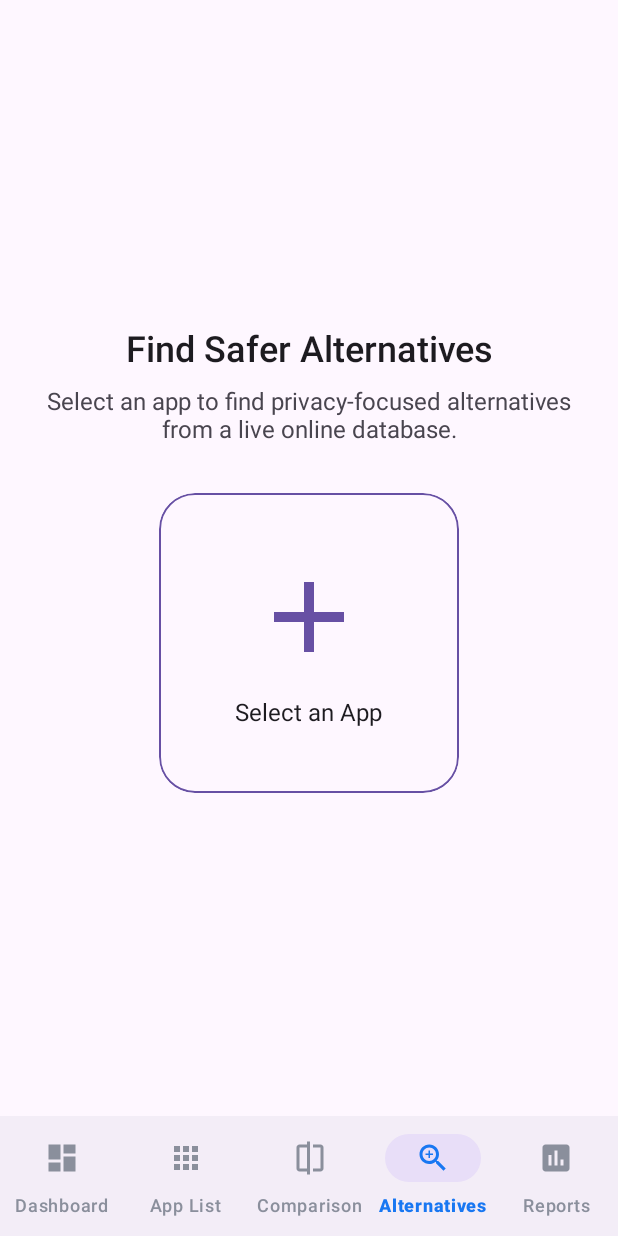
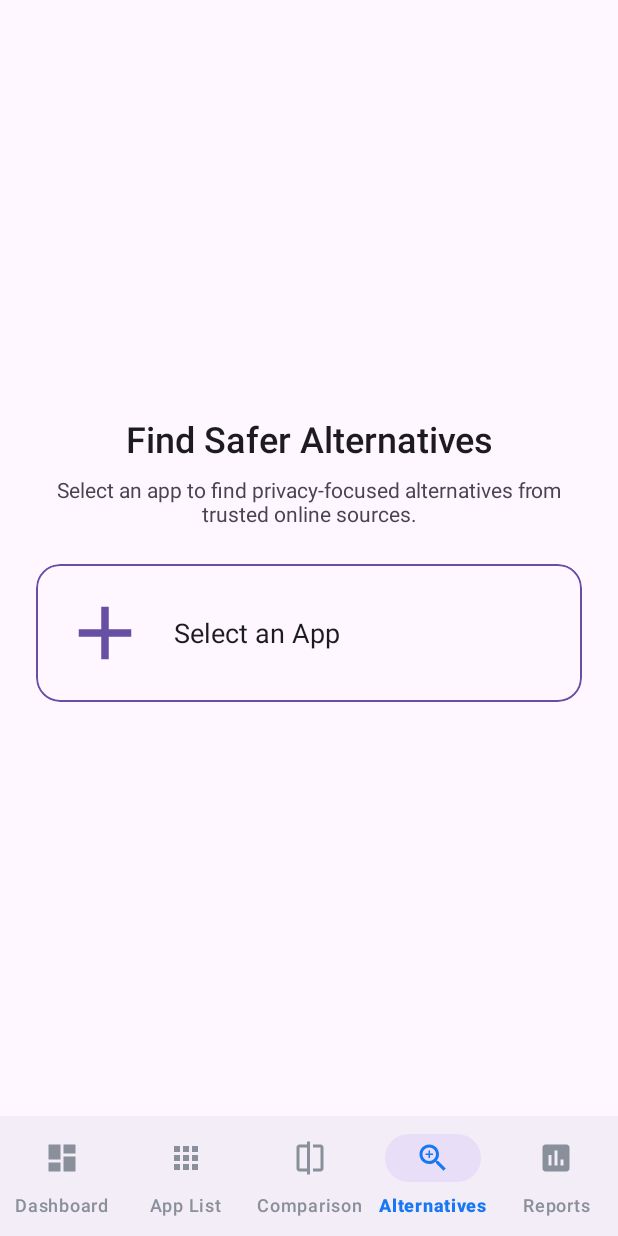
Before and after one commit to dipesh268/privacyScope, an Android app: the AlternativeActivity screen opened directly, with no data from a screen before it, on a phone screen of 412 x 824 dp. Run offline under Robolectric (Android 15) with nearby library versions, the phone set to English and light mode, and no system bars; our stand-ins replace AdMob.

Commit message:
update alternative app find option

```diff
--- a/app/src/main/java/com/example/privacyscope/AppInfo.java
+++ b/app/src/main/java/com/example/privacyscope/AppInfo.java
@@ -21,20 +21,30 @@ public class AppInfo {
     private final Drawable icon;
     private final int riskScore;
     private final RiskLevel riskLevel;
-    private final List<String> dangerousPermissions;
+    private final List<PermissionDetail> dangerousPermissions;
     private final List<String> detectedTrackers;
     private final PackageManager pm;
     private long lastTimeUsed;
     private final Map<String, Long> permissionUsage;
 
+    // Inner class to hold both permission name and its granted state
+    public static class PermissionDetail {
+        public final String name;
+        public final boolean isGranted;
+
+        public PermissionDetail(String name, boolean isGranted) {
+            this.name = name;
+            this.isGranted = isGranted;
+        }
+    }
 
     public AppInfo(PackageInfo packageInfo, PackageManager pm) {
         this.pm = pm;
         this.appName = packageInfo.applicationInfo.loadLabel(pm).toString();
         this.packageName = packageInfo.packageName;
         this.icon = packageInfo.applicationInfo.loadIcon(pm);
-        this.dangerousPermissions = getDangerousPermissions(packageInfo);
-        this.riskScore = calculateRiskScore(dangerousPermissions);
+        this.dangerousPermissions = fetchPermissionDetails(packageInfo);
+        this.riskScore = calculateRiskScore(dangerousPermissions.size());
         this.riskLevel = calculateRiskLevel(riskScore);
         this.detectedTrackers = detectTrackers(packageInfo);
         this.lastTimeUsed = 0;
@@ -47,42 +57,38 @@ public class AppInfo {
     public Drawable getIcon() { return icon; }
     public int getRiskScore() { return riskScore; }
     public RiskLevel getRiskLevel() { return riskLevel; }
-    public List<String> getDangerousPermissions() { return dangerousPermissions; }
+    public List<PermissionDetail> getDangerousPermissions() { return dangerousPermissions; }
     public List<String> getDetectedTrackers() { return detectedTrackers; }
     public long getLastTimeUsed() { return lastTimeUsed; }
     public void setLastTimeUsed(long lastTimeUsed) { this.lastTimeUsed = lastTimeUsed; }
     public Map<String, Long> getPermissionUsage() { return permissionUsage; }
 
 
-    /**
-     * The definitive, final, and perfected method to get the last used time for each permission.
-     * This uses Java Reflection to access hidden Android APIs, bypassing all build errors.
-     */
     public void fetchPermissionUsage(Context context) {
         AppOpsManager appOps = (AppOpsManager) context.getSystemService(Context.APP_OPS_SERVICE);
         if (appOps == null) return;
 
         try {
             int uid = pm.getPackageUid(packageName, 0);
-            for (String permission : dangerousPermissions) {
+            for (PermissionDetail detail : dangerousPermissions) {
+                if (!detail.isGranted) continue;
+
+                String permission = detail.name;
                 String op = AppOpsManager.permissionToOp(permission);
                 if (op == null) continue;
 
-                // Use reflection to call getOpsForPackage
                 Method getOpsForPackageMethod = AppOpsManager.class.getMethod("getOpsForPackage", int.class, String.class, String[].class);
                 @SuppressWarnings("unchecked")
                 List<Object> ops = (List<Object>) getOpsForPackageMethod.invoke(appOps, uid, packageName, new String[]{op});
 
                 if (ops != null && !ops.isEmpty()) {
                     Object packageOps = ops.get(0);
-                    // Use reflection to call getOps
                     Method getOpsMethod = packageOps.getClass().getMethod("getOps");
                     @SuppressWarnings("unchecked")
                     List<Object> opEntries = (List<Object>) getOpsMethod.invoke(packageOps);
 
                     if (opEntries != null && !opEntries.isEmpty()) {
                         Object opEntry = opEntries.get(0);
-                        // Use reflection to call getLastAccessTime
                         Method getLastAccessTimeMethod = opEntry.getClass().getMethod("getLastAccessTime");
                         long lastTime = (long) getLastAccessTimeMethod.invoke(opEntry);
 
@@ -90,8 +96,6 @@ public class AppInfo {
                             permissionUsage.put(permission, lastTime);
                             Log.d("PrivacyScope", "SUCCESS: Found usage for " + permission + " on " + appName);
                         }
-                    } else {
-                        Log.w("PrivacyScope", "OpEntries list is null or empty for " + permission);
                     }
                 }
             }
@@ -101,8 +105,8 @@ public class AppInfo {
     }
 
 
-    private int calculateRiskScore(List<String> permissions) {
-        return Math.min(permissions.size() * 20, 100);
+    private int calculateRiskScore(int permissionCount) {
+        return Math.min(permissionCount * 20, 100);
     }
 
     private RiskLevel calculateRiskLevel(int score) {
@@ -111,14 +115,15 @@ public class AppInfo {
         return RiskLevel.LOW;
     }
 
-    private List<String> getDangerousPermissions(PackageInfo packageInfo) {
-        List<String> permissions = new ArrayList<>();
+    private List<PermissionDetail> fetchPermissionDetails(PackageInfo packageInfo) {
+        List<PermissionDetail> permissions = new ArrayList<>();
         if (packageInfo.requestedPermissions != null) {
             for (String permission : packageInfo.requestedPermissions) {
                 try {
                     PermissionInfo pInfo = pm.getPermissionInfo(permission, 0);
                     if (pInfo.getProtection() == PermissionInfo.PROTECTION_DANGEROUS) {
-                        permissions.add(permission);
+                        boolean isGranted = pm.checkPermission(permission, this.packageName) == PackageManager.PERMISSION_GRANTED;
+                        permissions.add(new PermissionDetail(permission, isGranted));
                     }
                 } catch (PackageManager.NameNotFoundException e) {
                     // Ignore
@@ -155,6 +160,5 @@ public class AppInfo {
         return trackers;
     }
 
-
     public enum RiskLevel { HIGH, MEDIUM, LOW }
 }
--- a/app/src/main/java/com/example/privacyscope/ReportsActivity.java
+++ b/app/src/main/java/com/example/privacyscope/ReportsActivity.java
@@ -170,8 +170,9 @@ public class ReportsActivity extends AppCompatActivity {
         if (app.getDangerousPermissions().isEmpty()) {
             sb.append("None\n");
         } else {
-            for (String perm : app.getDangerousPermissions()) {
-                sb.append("- ").append(perm.substring(perm.lastIndexOf('.') + 1)).append("\n");
+            for (AppInfo.PermissionDetail permDetail : app.getDangerousPermissions()) {
+                String permName = permDetail.name; // Get the permission name string
+                sb.append("  - ").append(permName.substring(permName.lastIndexOf('.') + 1)).append("\n");
             }
         }
         sb.append("\n");
--- a/app/src/main/res/layout/activity_alternative.xml
+++ b/app/src/main/res/layout/activity_alternative.xml
@@ -7,7 +7,7 @@
     android:background="?attr/colorSurface"
     tools:context=".AlternativeActivity">
 
-    <!-- This layout contains the app selection card -->
+    <!-- This layout contains the initial app selection card -->
     <LinearLayout
         android:id="@+id/selectionLayout"
         android:layout_width="0dp"
@@ -33,10 +33,9 @@
             android:layout_width="wrap_content"
             android:layout_height="wrap_content"
             android:layout_marginTop="8dp"
-            android:text="Select an app to find privacy-focused alternatives from a live online database."
+            android:text="Select an app to find privacy-focused alternatives from trusted online sources."
             android:textAlignment="center"
-            android:textColor="?attr/colorOnSurfaceVariant"
-            android:textSize="16sp" />
+            android:textColor="?attr/colorOnSurfaceVariant" />
 
         <ProgressBar
             android:id="@+id/loadingIndicator"
@@ -48,25 +47,26 @@
 
         <com.google.android.material.card.MaterialCardView
             android:id="@+id/selectAppButton"
-            android:layout_width="200dp"
-            android:layout_height="200dp"
-            android:layout_marginTop="32dp"
+            android:layout_width="match_parent"
+            android:layout_height="wrap_content"
+            android:layout_marginTop="24dp"
             android:clickable="true"
             android:focusable="true"
-            app:cardCornerRadius="24dp"
+            app:cardCornerRadius="16dp"
             app:strokeColor="?attr/colorPrimary"
             app:strokeWidth="1dp">
 
             <LinearLayout
                 android:layout_width="match_parent"
-                android:layout_height="match_parent"
-                android:gravity="center"
-                android:orientation="vertical">
+                android:layout_height="wrap_content"
+                android:gravity="center_vertical"
+                android:orientation="horizontal"
+                android:padding="16dp">
 
                 <ImageView
                     android:id="@+id/selectedAppIcon"
-                    android:layout_width="80dp"
-                    android:layout_height="80dp"
+                    android:layout_width="60dp"
+                    android:layout_height="60dp"
                     android:src="@drawable/ic_add"
                     app:tint="?attr/colorPrimary" />
 
@@ -74,12 +74,13 @@
                     android:id="@+id/selectedAppName"
                     android:layout_width="wrap_content"
                     android:layout_height="wrap_content"
-                    android:layout_marginTop="12dp"
+                    android:layout_marginStart="16dp"
                     android:text="Select an App"
                     android:textColor="?attr/colorOnSurface"
-                    android:textSize="16sp" />
+                    android:textSize="18sp" />
             </LinearLayout>
         </com.google.android.material.card.MaterialCardView>
+
     </LinearLayout>
 
     <!-- This layout contains the results and is initially hidden -->
@@ -88,7 +89,6 @@
         android:layout_width="0dp"
         android:layout_height="0dp"
         android:orientation="vertical"
-        android:padding="16dp"
         android:visibility="gone"
         app:layout_constraintBottom_toTopOf="@id/bottom_navigation"
         app:layout_constraintEnd_toEndOf="parent"
@@ -97,24 +97,25 @@
         tools:visibility="visible">
 
         <TextView
-            android:layout_width="wrap_content"
+            android:id="@+id/resultsTitle"
+            android:layout_width="match_parent"
             android:layout_height="wrap_content"
-            android:layout_marginBottom="16dp"
+            android:padding="16dp"
+            android:textAlignment="center"
+            android:textColor="?attr/colorOnSurface"
+            android:textSize="20sp"
             android:fontFamily="sans-serif-medium"
-            android:text="Recommended Alternatives"
-            android:textColor="?attr/colorOnSurface"
-            android:textSize="22sp" />
+            tools:text="Alternatives for WhatsApp" />
 
-        <!-- THIS IS THE MISSING PROGRESS BAR -->
         <ProgressBar
             android:id="@+id/resultsLoadingIndicator"
             android:layout_width="wrap_content"
             android:layout_height="wrap_content"
             android:layout_gravity="center_horizontal"
-            android:layout_marginTop="48dp"
-            android:visibility="gone"/>
+            android:layout_marginTop="32dp"
+            android:visibility="gone" />
 
-        <!-- THIS IS THE MISSING ERROR VIEW -->
+        <!-- THIS IS THE NEW ERROR HANDLING UI -->
         <LinearLayout
             android:id="@+id/errorLayout"
             android:layout_width="match_parent"
@@ -122,38 +123,46 @@
             android:orientation="vertical"
             android:gravity="center"
             android:padding="32dp"
-            android:visibility="gone"
-            tools:visibility="visible">
+            android:visibility="gone">
+
+            <ImageView
+                android:layout_width="60dp"
+                android:layout_height="60dp"
+                android:src="@drawable/ic_scan"
+                app:tint="?attr/colorError" />
 
             <TextView
                 android:id="@+id/errorMessage"
                 android:layout_width="wrap_content"
                 android:layout_height="wrap_content"
+                android:layout_marginTop="16dp"
+                android:textAlignment="center"
                 android:textColor="?attr/colorOnSurfaceVariant"
-                android:textAlignment="center"
                 android:textSize="16sp"
-                tools:text="Could not connect to the internet. Please check your connection and try again."/>
+                tools:text="Could not connect. Please check your internet connection." />
 
             <Button
                 android:id="@+id/tryAgainButton"
-                style="@style/Widget.Material3.Button.OutlinedButton"
                 android:layout_width="wrap_content"
                 android:layout_height="wrap_content"
                 android:layout_marginTop="16dp"
-                android:text="Try Again"/>
+                android:text="Try Again" />
         </LinearLayout>
 
 
         <ScrollView
             android:layout_width="match_parent"
-            android:layout_height="match_parent">
+            android:layout_height="0dp"
+            android:layout_weight="1">
 
             <LinearLayout
                 android:id="@+id/alternativesContainer"
                 android:layout_width="match_parent"
                 android:layout_height="wrap_content"
-                android:orientation="vertical" />
+                android:orientation="vertical"
+                android:padding="16dp" />
         </ScrollView>
+
     </LinearLayout>
 
     <com.google.android.material.bottomnavigation.BottomNavigationView
--- a/app/src/main/res/layout/dialog_app_selection.xml
+++ b/app/src/main/res/layout/dialog_app_selection.xml
@@ -3,12 +3,13 @@
     android:layout_width="match_parent"
     android:layout_height="wrap_content"
     android:orientation="vertical"
-    android:padding="16dp">
+    android:padding="16dp"
+    android:background="?attr/colorSurfaceContainerHigh">
 
     <TextView
         android:layout_width="wrap_content"
         android:layout_height="wrap_content"
-        android:text="Select an App"
+        android:text="Select an Application"
         android:textSize="20sp"
         android:textColor="?attr/colorOnSurface"
         android:fontFamily="sans-serif-medium"
--- a/app/src/main/res/xml/provider_paths.xml
+++ b/app/src/main/res/xml/provider_paths.xml
@@ -1,4 +1,8 @@
 <?xml version="1.0" encoding="utf-8"?>
 <paths>
-    <external-files-path name="external_files" path="."/>
+    <!--
+        This file securely defines the location where your app can save temporary
+        files (like PDF reports) that you want to share with other apps.
+    -->
+    <external-path name="external_files" path="."/>
 </paths>
```
Also changed, not shown: app/src/main/AndroidManifest.xml (+23 -31 lines), app/src/main/java/com/example/privacyscope/AlternativeActivity.java (+85 -41 lines), app/src/main/java/com/example/privacyscope/AppDetailActivity.java (+19 -9 lines), app/src/main/java/com/example/privacyscope/AppDialogAdapter.java (+9 -13 lines), app/src/main/java/com/example/privacyscope/ComparisonActivity.java (+9 -3 lines), app/src/main/res/xml/network_security_config.xml (added, +11 -0 lines).
